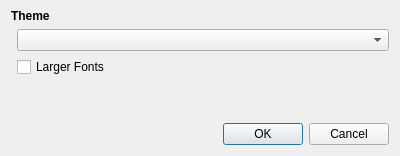
Before: the Qt Designer form ui/settings_dialog.ui in ArPiRobot/ArPiRobot-DeployTool, drawn with Qt 5.
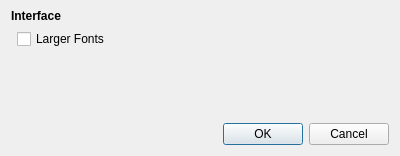
After: the same form once the commit is applied.

Commit message: Force fusion theme for same reasons as DS

```diff
--- a/ui/settings_dialog.ui
+++ b/ui/settings_dialog.ui
@@ -20,14 +20,14 @@
    <property name="topMargin">
     <number>9</number>
    </property>
-   <item row="2" column="1">
+   <item row="1" column="1">
     <widget class="QCheckBox" name="chbox_larger_font">
      <property name="text">
       <string>Larger Fonts</string>
      </property>
     </widget>
    </item>
-   <item row="3" column="1">
+   <item row="2" column="1">
     <spacer name="vspacer">
      <property name="orientation">
       <enum>Qt::Vertical</enum>
@@ -40,10 +40,7 @@
      </property>
     </spacer>
    </item>
-   <item row="1" column="1">
-    <widget class="QComboBox" name="combox_themes"/>
-   </item>
-   <item row="4" column="1">
+   <item row="3" column="1">
     <widget class="QDialogButtonBox" name="buttonBox">
      <property name="styleSheet">
       <string notr="true">QPushButton{
@@ -66,7 +63,7 @@
       </font>
      </property>
      <property name="text">
-      <string>Theme</string>
+      <string>Interface</string>
      </property>
     </widget>
    </item>
```
The commit also changes 4 other files.
